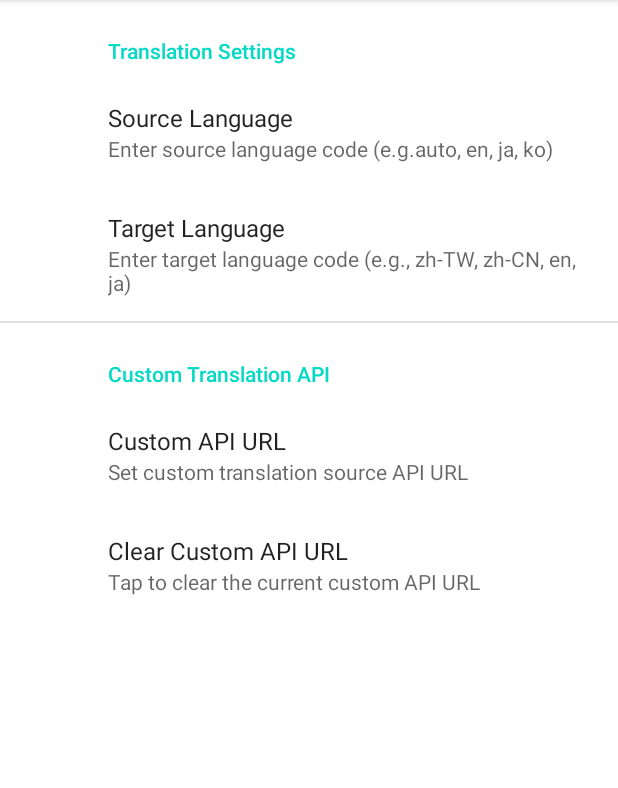
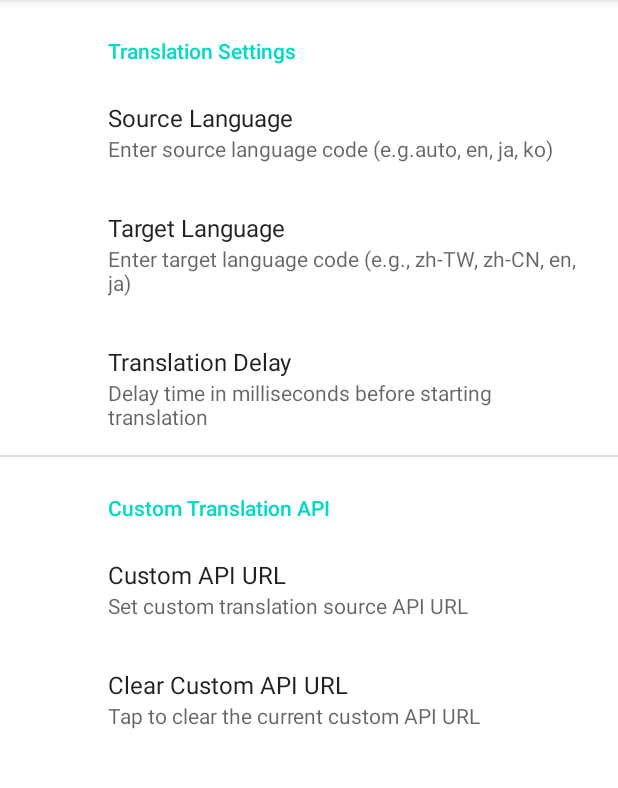
Before and after one commit to tianci-sh/XPTranslateText, an Android app: the screen it shows after launch (SettingsActivity), on a phone screen of 412 x 824 dp, the part 84-872 px from its top. Run offline under Robolectric (Android 15) with nearby library versions, the phone set to English and light mode, and no system bars; our stand-ins replace androidx.preference; 1 statement that could not run was skipped.

Commit message:
feat: add translation delay setting and improve loading behavior

```diff
--- a/app/src/main/res/values/strings.xml
+++ b/app/src/main/res/values/strings.xml
@@ -32,4 +32,9 @@
     <string name="custom_api_clear_confirm_message">Are you sure you want to clear the custom API URL?</string>
     <string name="clear">Clear</string>
     <string name="cancel">Cancel</string>
+
+    <!-- Translation Delay Settings -->
+    <string name="translation_delay_title">Translation Delay</string>
+    <string name="translation_delay_summary">Delay time in milliseconds before starting translation</string>
+    <string name="translation_delay_dialog_title">Set Translation Delay</string>
 </resources>
--- a/app/src/main/res/xml/preferences.xml
+++ b/app/src/main/res/xml/preferences.xml
@@ -19,6 +19,15 @@
             android:defaultValue="zh-TW"
             android:singleLine="true" />
 
+        <EditTextPreference
+            android:key="translation_delay"
+            android:title="@string/translation_delay_title"
+            android:summary="@string/translation_delay_summary"
+            android:dialogTitle="@string/translation_delay_dialog_title"
+            android:defaultValue="0"
+            android:inputType="number"
+            android:singleLine="true" />
+
     </PreferenceCategory>
 
     <PreferenceCategory android:title="@string/custom_api_category">
```
Also changed, not shown: app/src/main/java/tianci/dev/xptranslatetext/CustomTranslationManager.java (+15 -0 lines), app/src/main/java/tianci/dev/xptranslatetext/HookMain.java (+16 -11 lines), app/src/main/java/tianci/dev/xptranslatetext/MultiSegmentTranslateTask.java (+14 -1 lines), app/src/main/java/tianci/dev/xptranslatetext/SettingsActivity.java (+8 -2 lines), 2 other files.
